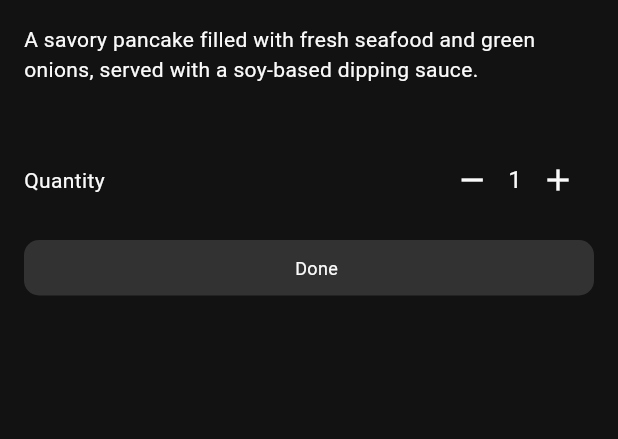
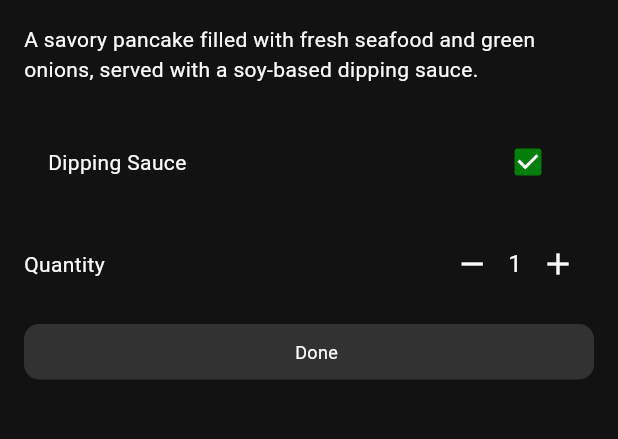
Before and after one commit to TurtwigPlayz/Gogi-Ordering-Interface, a Flutter app: the screen it shows after launch, after a tap on the "edit" icon, on a phone screen of 412 x 824 dp, the part 591-1030 px from its top. Run offline on Flutter 3.47's test engine with Material 3 defaults, Android fonts, the phone set to English and light mode, and no system bars; our stand-ins replace google_fonts; Roboto replaces fonts that are missing (Ubuntu).

Commit message:
Roughly shows item options in order panel now - needs styling

```diff
--- a/lib/main.dart
+++ b/lib/main.dart
@@ -17,6 +17,9 @@ void main() {
       unitPrice: 10.99,
       imagePath: 'images/menu/seafood_pancake.jpg',
       categories: <String>['Appetizers'],
+      defaultOptions: <String, bool>{
+        'Dipping Sauce': true,
+      },
       description:
           "A savory pancake filled with fresh seafood and green onions, served with a soy-based dipping sauce.",
     ),
--- a/lib/widgets/order_item.dart
+++ b/lib/widgets/order_item.dart
@@ -29,7 +29,9 @@ class OrderItem extends StatelessWidget {
       borderRadius: borderRadius,
       child: Padding(
         padding: const EdgeInsets.all(10.0),
-        child: Row(
+        child: Column(
+          children: <Widget>[
+            Row(
               children: <Widget>[
                 Column(
                   crossAxisAlignment: CrossAxisAlignment.start,
@@ -38,7 +40,10 @@ class OrderItem extends StatelessWidget {
                       children: <Widget>[
                         Text(
                           model.menuItem.name,
-                      style: Theme.of(context).textTheme.bodyMedium!.copyWith(
+                          style: Theme.of(context)
+                              .textTheme
+                              .bodyMedium!
+                              .copyWith(
                                 fontSize: clampDouble(
                                     MediaQuery.of(context).size.width * 0.01,
                                     14,
@@ -47,7 +52,8 @@ class OrderItem extends StatelessWidget {
                         ),
                         const SizedBox(width: 10.0),
                         TaggedText(
-                        text: 'x${model.quantity}', backgroundColor: blueColor),
+                            text: 'x${model.quantity}',
+                            backgroundColor: blueColor),
                       ],
                     ),
                     const SizedBox(height: 5.0),
@@ -78,6 +84,31 @@ class OrderItem extends StatelessWidget {
                 ],
               ],
             ),
+            Row(
+              children: <Widget>[
+                if (model.options.isNotEmpty ||
+                    model.dropdownOptions.isNotEmpty) ...<Widget>[
+                  const SizedBox(width: 10.0),
+                  Column(
+                    crossAxisAlignment: CrossAxisAlignment.start,
+                    children: <Widget>[
+                      for (final option in model.options.entries)
+                        Text(
+                          '${option.key}: ${option.value ? 'Yes' : 'No'}',
+                          style: Theme.of(context).textTheme.bodySmall,
+                        ),
+                      for (final dropdown in model.dropdownOptions.entries)
+                        Text(
+                          '${dropdown.key}: ${model.dropdownSelections[dropdown.key]}',
+                          style: Theme.of(context).textTheme.bodySmall,
+                        ),
+                    ],
+                  ),
+                ],
+              ],
+            )
+          ],
+        ),
       ),
     );
   }
```
Lines whose indentation alone changed are shown as unchanged.
